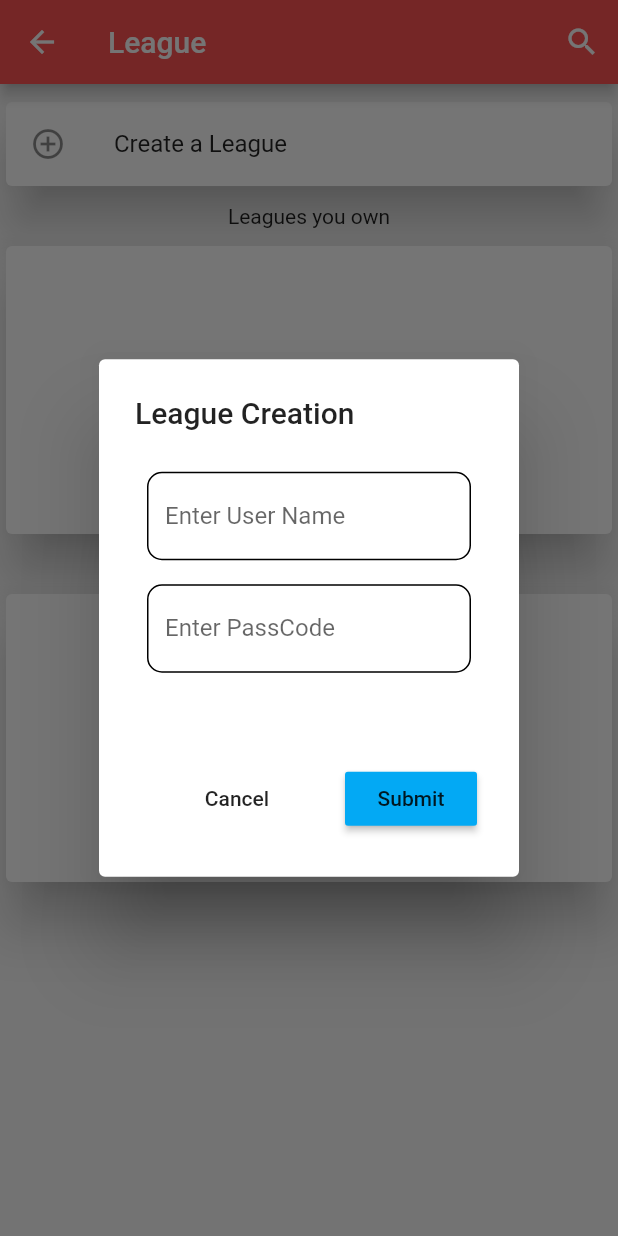
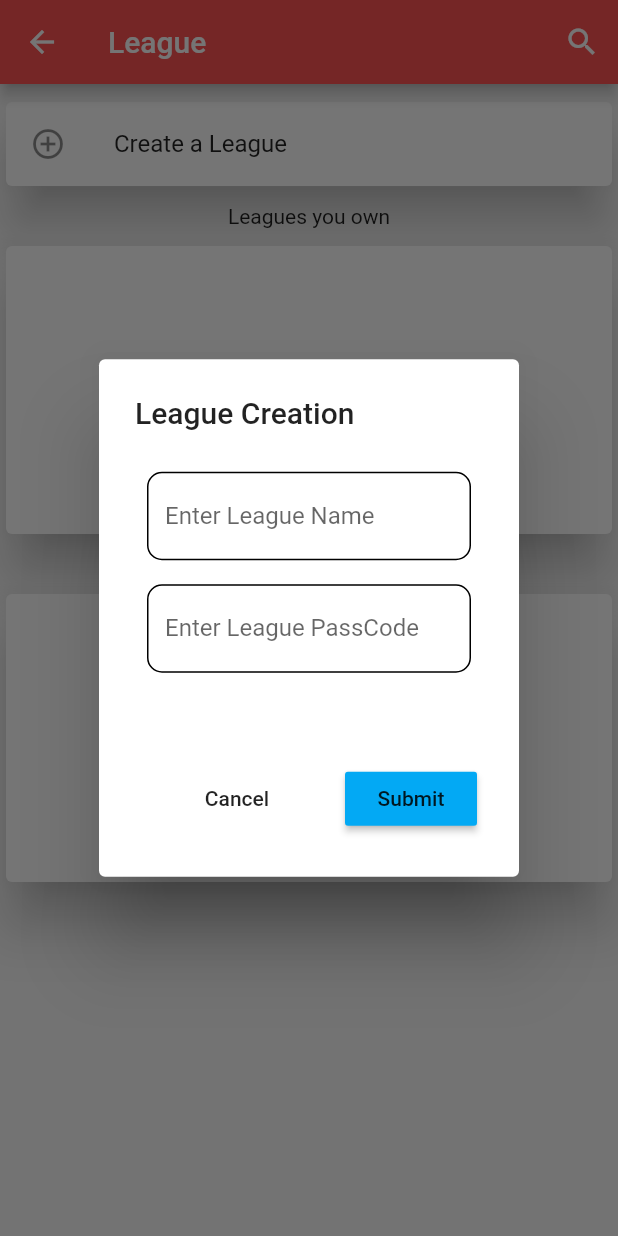
Before and after one commit to IrvinDelgado/pokemon-league, a Flutter app: the LeagueList screen opened directly, after a tap on "Create a League", on a phone screen of 412 x 824 dp. Run offline on Flutter 3.47's test engine with Material 2 defaults, Android fonts, the phone set to English and light mode, and no system bars; our stand-ins replace cloud_firestore, firebase_auth, firebase_core, flutter_signin_button, splashscreen; accounts and stored records are empty.

Commit message:
text fixes

```diff
--- a/lib/screens/leagues.dart
+++ b/lib/screens/leagues.dart
@@ -92,7 +92,7 @@ Future _createLeagueDialogue(context, _formKey) {
                     child: TextFormField(
                       controller: nameController,
                       decoration: InputDecoration(
-                        labelText: "Enter User Name",
+                        labelText: "Enter League Name",
                         enabledBorder: OutlineInputBorder(
                           borderRadius: BorderRadius.circular(10.0),
                         ),
@@ -110,14 +110,14 @@ Future _createLeagueDialogue(context, _formKey) {
                     child: TextFormField(
                       controller: passCodeController,
                       decoration: InputDecoration(
-                        labelText: "Enter PassCode",
+                        labelText: "Enter League PassCode",
                         enabledBorder: OutlineInputBorder(
                           borderRadius: BorderRadius.circular(10.0),
                         ),
                       ),
                       validator: (value) {
                         if (value.isEmpty) {
-                          return 'Enter PassCode';
+                          return 'Enter League PassCode';
                         } else if (value.length > 10) {
                           return 'Needs to less than 10 Characters';
                         }
@@ -166,5 +166,6 @@ Widget _leagueCard(context, leagueType) {
         elevation: 15,
         child: showLeaguesIn(context, leagueType),
       ),
-      ));
+    ),
+  );
 }
```
Lines whose indentation alone changed are shown as unchanged.
